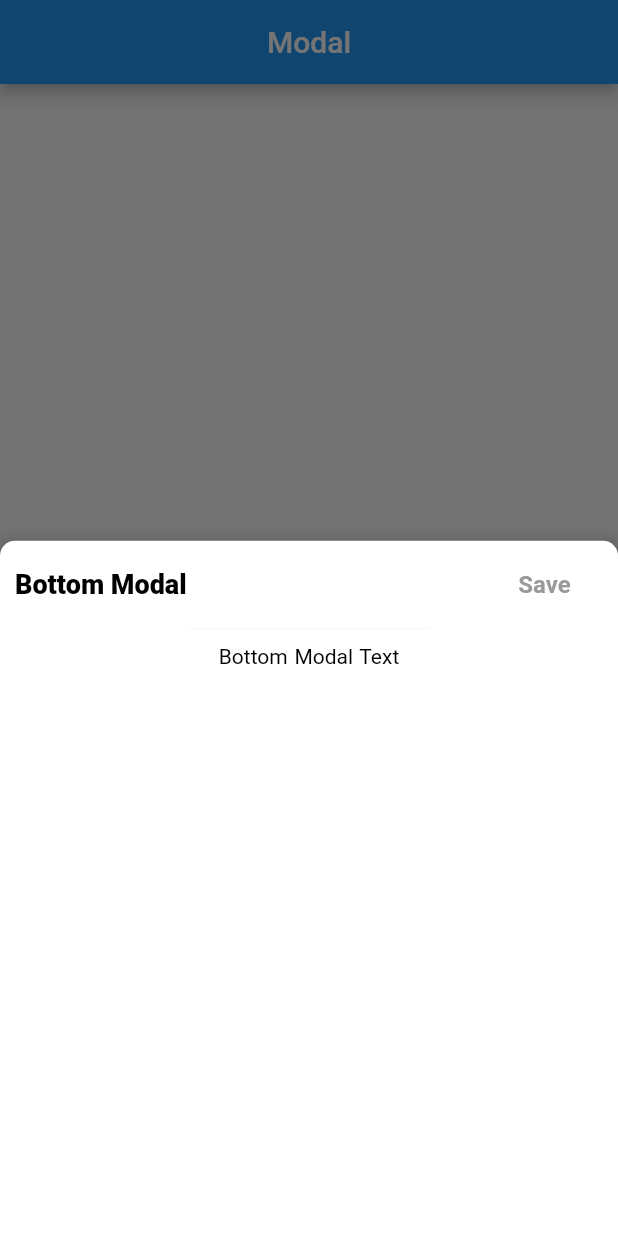
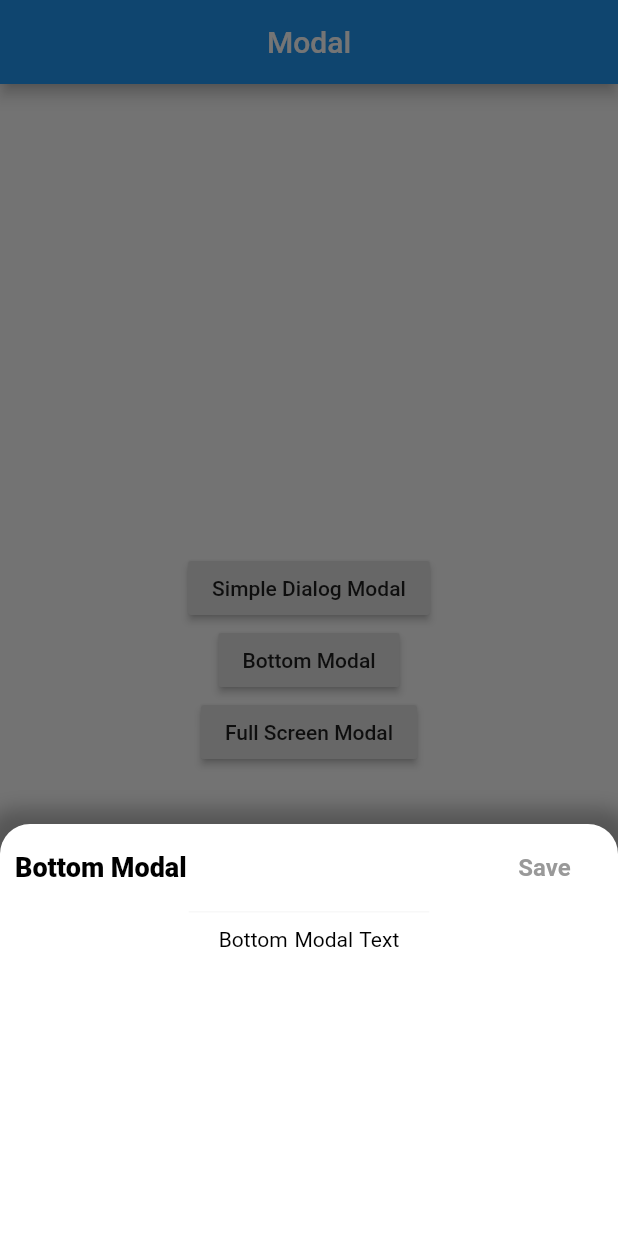
Before and after one commit to CoderNamedHendrick/implementing-stuff, a Flutter app: the screen it shows after launch, after a tap on "Bottom Modal", on a phone screen of 412 x 824 dp. Run offline on Flutter 3.47's test engine with Material 2 defaults, Android fonts, the phone set to English and light mode, and no system bars.

Commit message:
modal implementation -- customisations

```diff
--- a/lib/main.dart
+++ b/lib/main.dart
@@ -98,23 +98,26 @@ class HomePage extends StatelessWidget {
   _showBottomModal(context) {
     return showModalBottomSheet(
       context: context,
-      elevation: 12,
       backgroundColor: Colors.transparent,
+      isDismissible: false,
       builder: (builder) {
         return new Container(
           color: Colors.transparent,
+          constraints: BoxConstraints(
+            maxHeight: MediaQuery.of(context).size.height / 3,
+          ),
           child: new Container(
             decoration: BoxDecoration(
               color: Colors.white,
               borderRadius: BorderRadius.only(
-                topLeft: Radius.circular(10.0),
-                topRight: Radius.circular(10.0),
+                topLeft: Radius.circular(20.0),
+                topRight: Radius.circular(20.0),
               ),
               boxShadow: [
                 BoxShadow(
-                  color: Colors.black12,
+                  color: Colors.black26,
                   blurRadius: 10.0,
-                  spreadRadius: 0.0,
+                  spreadRadius: 10.0,
                 ),
               ],
             ),
```
